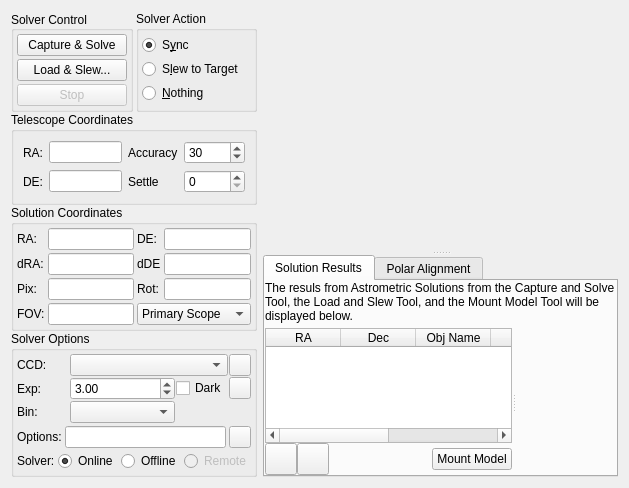
The window that kstars/ekos/align/align.ui (KDE/kstars) describes before a commit, drawn with Qt 5.
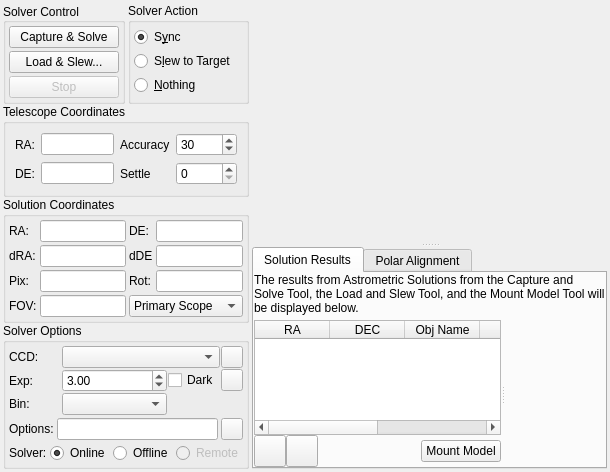
The same window after the commit. Custom widgets are drawn as their Qt base class.

Commit message: + Many fixes for graphics + Added wizard to generate alignment points + Save/Load alignment list points + Tooltips

What changed in the file:
```diff
--- a/kstars/ekos/align/align.ui
+++ b/kstars/ekos/align/align.ui
@@ -6,11 +6,26 @@
    <rect>
     <x>0</x>
     <y>0</y>
-    <width>610</width>
-    <height>469</height>
+    <width>602</width>
+    <height>459</height>
    </rect>
   </property>
   <layout class="QVBoxLayout" name="verticalLayout_19">
+   <property name="spacing">
+    <number>3</number>
+   </property>
+   <property name="leftMargin">
+    <number>3</number>
+   </property>
+   <property name="topMargin">
+    <number>3</number>
+   </property>
+   <property name="rightMargin">
+    <number>3</number>
+   </property>
+   <property name="bottomMargin">
+    <number>3</number>
+   </property>
    <item>
     <layout class="QHBoxLayout" name="horizontalLayout_5" stretch="1,2">
      <item>
@@ -766,7 +781,7 @@
              </sizepolicy>
             </property>
             <property name="text">
-             <string>&lt;html&gt;&lt;head/&gt;&lt;body&gt;&lt;p&gt;The resuls from Astrometric Solutions from the Capture and Solve Tool, the Load and Slew Tool, and the Mount Model Tool will be displayed below.&lt;/p&gt;&lt;/body&gt;&lt;/html&gt;</string>
+             <string>&lt;html&gt;&lt;head/&gt;&lt;body&gt;&lt;p&gt;The results from Astrometric Solutions from the Capture and Solve Tool, the Load and Slew Tool, and the Mount Model Tool will be displayed below.&lt;/p&gt;&lt;/body&gt;&lt;/html&gt;</string>
             </property>
             <property name="wordWrap">
              <bool>true</bool>
@@ -810,7 +825,7 @@
                 </column>
                 <column>
                  <property name="text">
-                  <string>Dec</string>
+                  <string>DEC</string>
                  </property>
                  <property name="textAlignment">
                   <set>AlignCenter</set>
```
Left out of the diff: 11 changed lines with no effect on the pictures. The commit also changes 7 other files.
